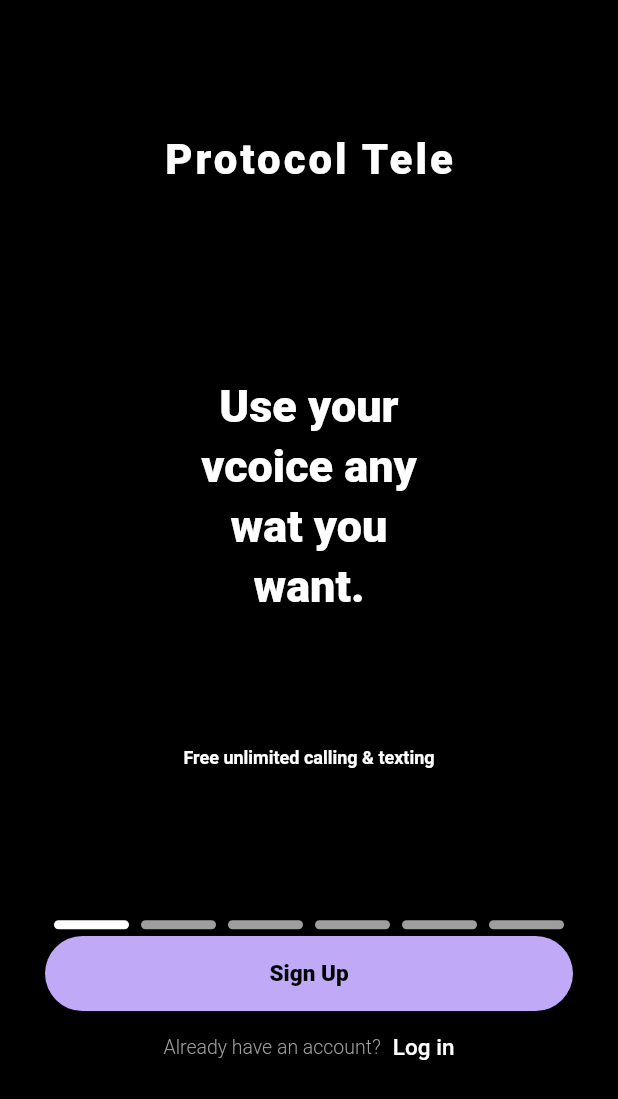
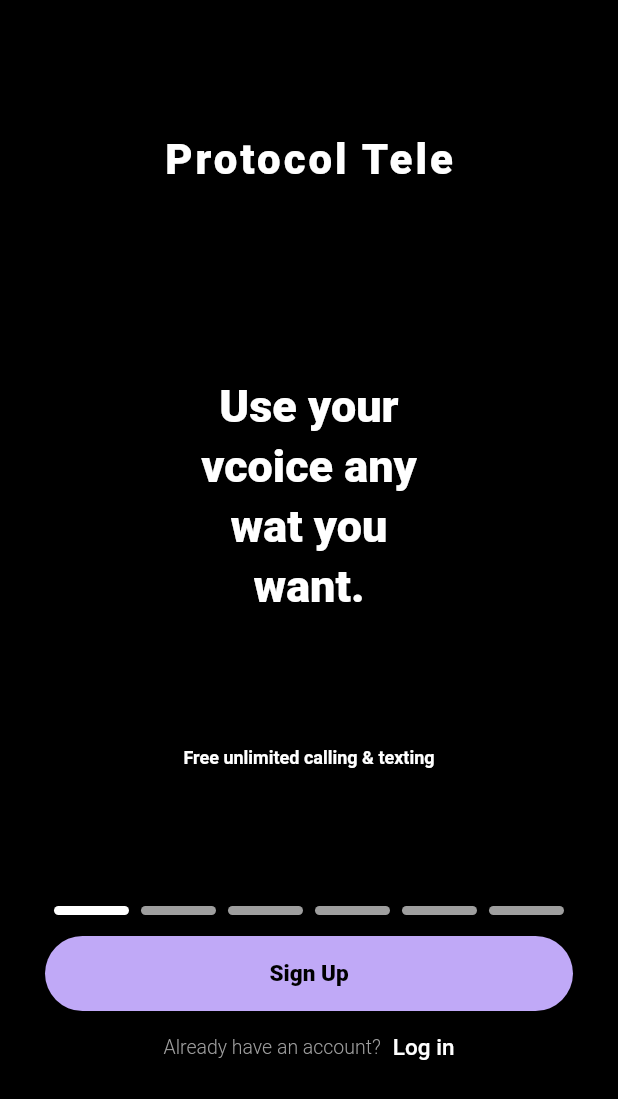
Before and after one commit to shakeebkhan66/textme, a Flutter app: the screen it shows after launch, on a phone screen of 412 x 824 dp. Shown: the top 1099 px of the screen. Run offline on Flutter 3.47's test engine with Material 2 defaults, Android fonts, the phone set to English and light mode, and no system bars; drawn by our look-alikes of smooth_page_indicator.

Commit message:
added new screen

```diff
--- a/lib/colors/mycolors_screen.dart
+++ b/lib/colors/mycolors_screen.dart
@@ -1,9 +1,10 @@
 import 'dart:ui';
 
  Color firstPageScreenColor =  const Color(0xff000000);
- Color secondPageScreenColor =  const Color(0xff045aa1).withOpacity(0.5);
+ Color secondPageScreenColor =  const Color(0xff045aa1);
  Color thirdPageScreenColor =  const Color(0xff30BF8F);
  Color fourthPageScreenColor =  const Color(0xfffadd75);
  Color fifthPageScreenColor =  const Color(0xff32c18f).withOpacity(0.5);
  Color sixthPageScreenColor =  const Color(0xffabdd4a);
  Color eightPageScreenColor =  const Color(0xff367cb5);
+ Color textFormFilledColorScreenColor =  const Color(0xfff8f8f8);
--- a/lib/screens/first_screen.dart
+++ b/lib/screens/first_screen.dart
@@ -84,7 +84,7 @@ class FirstScreen extends StatelessWidget {
         ],
       ),
       floatingActionButtonLocation: FloatingActionButtonLocation.centerDocked,
-      bottomNavigationBar: Container(
+      floatingActionButton: Container(
         height: 180.0,
         width: double.infinity,
         // color: Colors.white,
--- a/lib/screens/mypageview_screen.dart
+++ b/lib/screens/mypageview_screen.dart
@@ -4,9 +4,7 @@ import 'package:textme/screens/fifth_screen.dart';
 import 'package:textme/screens/fourth_screen.dart';
 import 'package:textme/screens/second_screen.dart';
 import 'package:textme/screens/sixth_screen.dart';
-import 'package:textme/screens/third_Screen.dart';
-
-import '../colors/mycolors_screen.dart';
+import 'package:textme/screens/third_screen.dart';
 import 'first_screen.dart';
 
 class MyPageViewScreen extends StatelessWidget {
@@ -30,10 +28,18 @@ class MyPageViewScreen extends StatelessWidget {
               SixthScreen(),
             ],
           ),
+        ],
+      ),
+      floatingActionButtonLocation: FloatingActionButtonLocation.centerDocked,
+      floatingActionButton: Container(
+        height: 190.0,
+        width: double.infinity,
+        margin: const EdgeInsets.only(bottom: 30.0),
+        child: Column(
+          children: [
             Container(
-            alignment: const Alignment(0,0.5),
               // margin: const EdgeInsets.only(bottom: 50.0),
-            padding: const EdgeInsets.symmetric(horizontal: 20.0),
+              // padding: const EdgeInsets.symmetric(horizontal: 20.0),
               child: SmoothPageIndicator(controller: myController, count: 6, effect: const WormEffect(
                   dotWidth: 50.0,
                   dotHeight: 6.0,
@@ -42,6 +48,7 @@ class MyPageViewScreen extends StatelessWidget {
             ),
           ],
         ),
+      ),
     );
   }
 }
--- a/pubspec.yaml
+++ b/pubspec.yaml
@@ -37,6 +37,9 @@ dependencies:
   cupertino_icons: ^1.0.2
   smooth_page_indicator: ^1.1.0
   font_awesome_flutter: ^10.5.0
+  country_code_picker: ^3.0.0
+  simple_animation_progress_bar: ^1.6.0
+  flutter_switch: ^0.3.2
 
 dev_dependencies:
   flutter_test:
```
Also changed, not shown: lib/screens/third_screen.dart (renamed from lib/screens/third_Screen.dart), pubspec.lock, 5 other files. Lines whose indentation alone changed are shown as unchanged.
